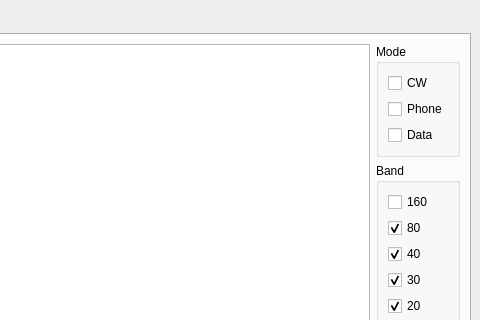
The window that mainwindow.ui (eloranta/HamVibe) describes before a commit, drawn with Qt 5; both pictures show x 442 to 922 and y 0 to 320 of the 922 by 737 pixel window.
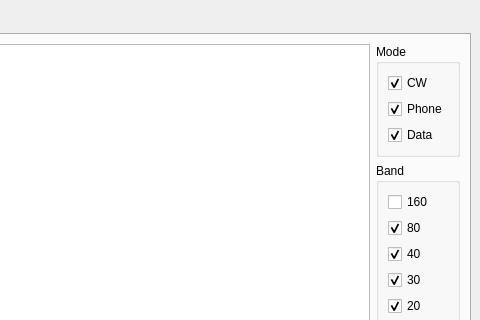
The same window after the commit.

Commit message: fix debug output

What changed in the file:
```diff
--- a/mainwindow.ui
+++ b/mainwindow.ui
@@ -49,6 +49,9 @@
              <property name="text">
               <string>CW</string>
              </property>
+          <property name="checked">
+           <bool>true</bool>
+          </property>
             </widget>
            </item>
            <item>
@@ -56,6 +59,9 @@
              <property name="text">
               <string>Phone</string>
              </property>
+          <property name="checked">
+           <bool>true</bool>
+          </property>
             </widget>
            </item>
            <item>
@@ -63,6 +69,9 @@
              <property name="text">
               <string>Data</string>
              </property>
+          <property name="checked">
+           <bool>true</bool>
+          </property>
             </widget>
            </item>
           </layout>
```
Lines whose indentation alone changed are shown as unchanged. The commit also changes 2 other files.
